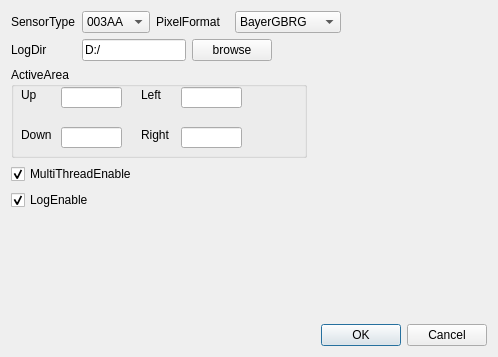
Old version of the form AlgorithmTest/DialogDVSInit.ui in the repository yixin1851/algorithm_HVS.
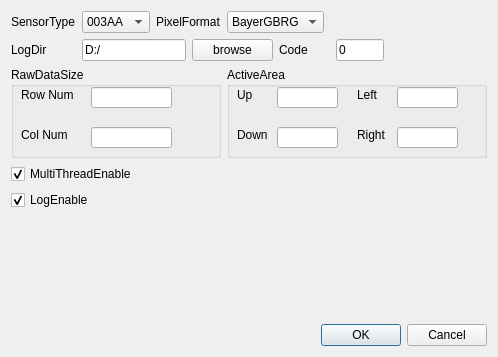
New version of the form.

The edit to the form file:
```diff
--- a/AlgorithmTest/DialogDVSInit.ui
+++ b/AlgorithmTest/DialogDVSInit.ui
@@ -52,7 +52,7 @@
      </property>
     </widget>
    </item>
-   <item row="0" column="4" colspan="3">
+   <item row="0" column="4" colspan="2">
     <widget class="QComboBox" name="comboBoxPixelFormat">
      <item>
       <property name="text">
@@ -76,7 +76,7 @@
      </item>
     </widget>
    </item>
-   <item row="0" column="7">
+   <item row="0" column="6" colspan="3">
     <spacer name="horizontalSpacer_4">
      <property name="orientation">
       <enum>Qt::Horizontal</enum>
@@ -122,7 +122,21 @@
      </property>
     </widget>
    </item>
-   <item row="1" column="5" colspan="3">
+   <item row="1" column="5" colspan="2">
+    <widget class="QLabel" name="label_11">
+     <property name="text">
+      <string>Code</string>
+     </property>
+    </widget>
+   </item>
+   <item row="1" column="7">
+    <widget class="QLineEdit" name="lineEditDvsCode">
+     <property name="text">
+      <string>0</string>
+     </property>
+    </widget>
+   </item>
+   <item row="1" column="8">
     <spacer name="horizontalSpacer">
      <property name="orientation">
       <enum>Qt::Horizontal</enum>
@@ -135,7 +149,72 @@
      </property>
     </spacer>
    </item>
-   <item row="2" column="0" colspan="6">
+   <item row="2" column="0" colspan="4">
+    <widget class="QGroupBox" name="groupBox">
+     <property name="sizePolicy">
+      <sizepolicy hsizetype="Minimum" vsizetype="Minimum">
+       <horstretch>0</horstretch>
+       <verstretch>0</verstretch>
+      </sizepolicy>
+     </property>
+     <property name="minimumSize">
+      <size>
+       <width>191</width>
+       <height>91</height>
+      </size>
+     </property>
+     <property name="title">
+      <string>RawDataSize</string>
+     </property>
+     <widget class="QLineEdit" name="lineEditTotalRowNumber">
+      <property name="geometry">
+       <rect>
+        <x>80</x>
+        <y>20</y>
+        <width>81</width>
+        <height>21</height>
+       </rect>
+      </property>
+     </widget>
+     <widget class="QLabel" name="label_4">
+      <property name="geometry">
+       <rect>
+        <x>10</x>
+        <y>20</y>
+        <width>71</width>
+        <height>16</height>
+       </rect>
+      </property>
+      <property name="text">
+       <string>Row Num</string>
+      </property>
+     </widget>
+     <widget class="QLabel" name="label_5">
+      <property name="geometry">
+       <rect>
+        <x>10</x>
+        <y>60</y>
+        <width>54</width>
+        <height>16</height>
+       </rect>
+      </property>
+      <property name="text">
+       <string>Col Num</string>
+      </property>
+     </widget>
+     <widget class="QLineEdit" name="lineEditTotalColNumber">
+      <property name="geometry">
+       <rect>
+        <x>80</x>
+        <y>60</y>
+        <width>81</width>
+        <height>21</height>
+       </rect>
+      </property>
+     </widget>
+    </widget>
+   </item>
+   <item row="2" column="4" colspan="5">
     <widget class="QGroupBox" name="groupBox_2">
      <property name="sizePolicy">
       <sizepolicy hsizetype="Minimum" vsizetype="Minimum">
@@ -279,7 +358,7 @@
      </property>
     </spacer>
    </item>
-   <item row="6" column="6" colspan="2">
+   <item row="6" column="5" colspan="4">
     <widget class="QDialogButtonBox" name="buttonBox">
      <property name="orientation">
       <enum>Qt::Horizontal</enum>
```
